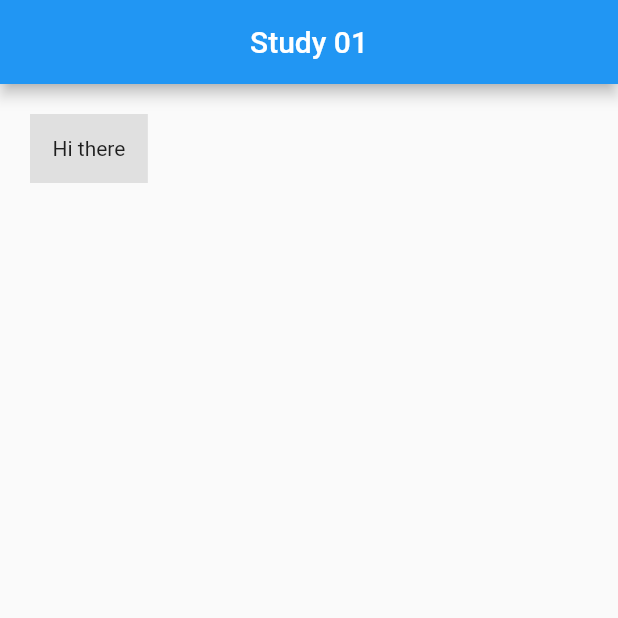
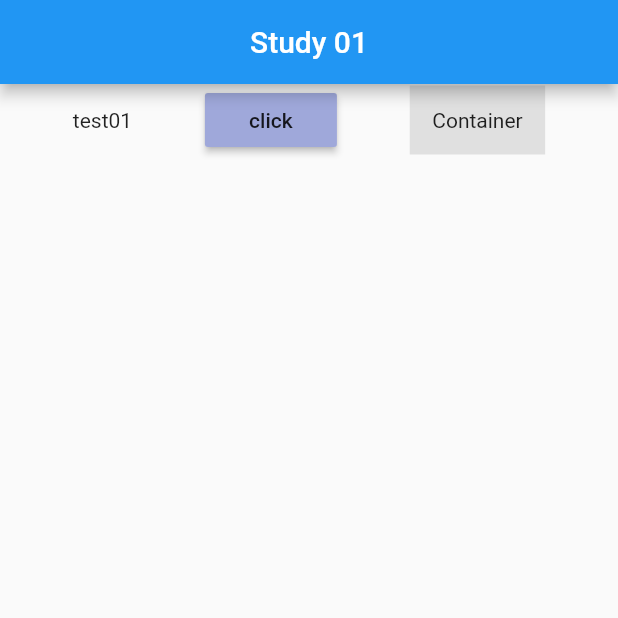
Before and after one commit to matheusmf1/flutter_Study, a Flutter app: the screen it shows after launch, on a phone screen of 412 x 824 dp, the top half of it. Run offline on Flutter 3.47's test engine with Material 2 defaults, Android fonts, the phone set to English and light mode, and no system bars.

Commit message:
Add Ui Study01 - Row

```diff
--- a/study01/lib/main.dart
+++ b/study01/lib/main.dart
@@ -25,13 +25,23 @@ class Home extends StatelessWidget {
         title: Text("Study 01"),
         centerTitle: true,
       ),
-      body: Container(
-        // The container uses the space needed from it's child, it has margin and padding
-        padding: EdgeInsets.all(15.0),
-        margin: EdgeInsets.all(20.0),
-        color: Colors.grey[300],
-        child: Text('Hi there'),
+      body: Row(
+        mainAxisAlignment: MainAxisAlignment.spaceEvenly,
+        crossAxisAlignment: CrossAxisAlignment.center,
+        children: <Widget>[
+          Text('test01'),
+          RaisedButton(
+            child: Text('click'),
+            color: Colors.indigo[200],
+            onPressed: () => { print('hi') },
+          ),
+          Container(
+            child: Text('Container'),
+            color: Colors.grey[300],
+            padding: EdgeInsets.all(15.0),
 
+          ),
+        ],
       ),
     );
   }
```
